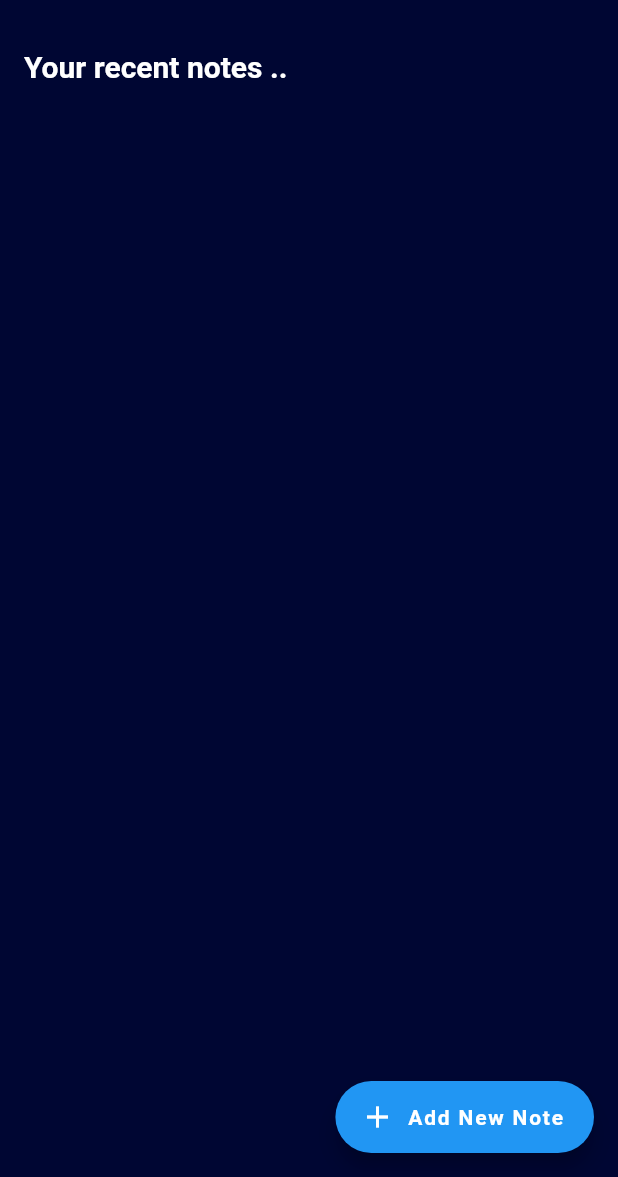
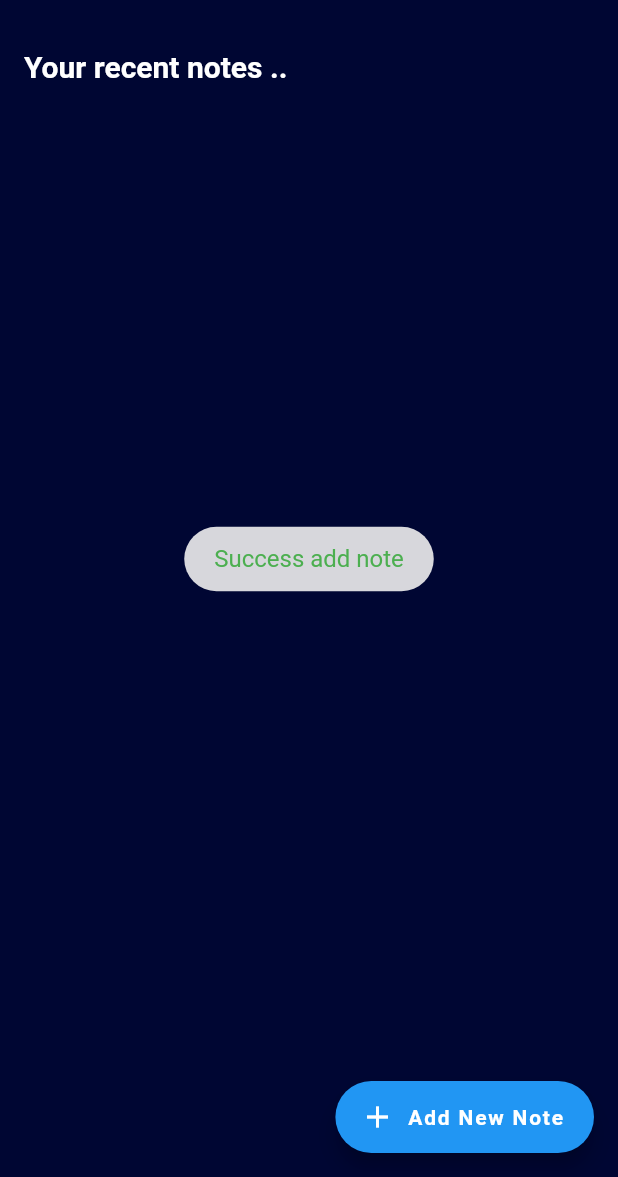
Before and after one commit to fahmiyuda31/firenotes, a Flutter app: the NoteEditorScreen screen opened directly, after a tap on the "save" icon, on a phone screen of 412 x 824 dp, the part 59-1236 px from its top. Run offline on Flutter 3.47's test engine with Material 2 defaults, Android fonts, the phone set to English and light mode, and no system bars; our stand-ins replace cloud_firestore, firebase_core, fluttertoast, google_fonts; accounts and stored records are empty.

Commit message:
add note firebase

```diff
--- a/lib/screens/home_screen.dart
+++ b/lib/screens/home_screen.dart
@@ -5,7 +5,6 @@ import 'package:firenote/widgets/notes_card.dart';
 import 'package:flutter/material.dart';
 import 'package:google_fonts/google_fonts.dart';
 import 'package:cloud_firestore/cloud_firestore.dart';
-import 'package:firebase_core/firebase_core.dart';
 
 class HomeScreen extends StatefulWidget {
   const HomeScreen({super.key});
--- a/lib/screens/note_editor.dart
+++ b/lib/screens/note_editor.dart
@@ -1,5 +1,6 @@
 import 'dart:math';
 import 'package:firebase_core/firebase_core.dart';
+import 'package:fluttertoast/fluttertoast.dart';
 import 'package:intl/intl.dart';
 import 'package:firenote/style/app_style.dart';
 import 'package:flutter/material.dart';
@@ -70,27 +71,23 @@ class _NoteEditorScreenState extends State<NoteEditorScreen> {
             "note_content": _mainTitle.text,
             "color_id": colorId
           }).then((value) {
-            print(value.id);
-            // Fluttertoast.showToast(
-            //     msg: "Success add new note",
-            //     toastLength: Toast.LENGTH_SHORT,
-            //     gravity: ToastGravity.BOTTOM,
-            //     timeInSecForIosWeb: 1,
-            //     backgroundColor: Colors.green,
-            //     textColor: Colors.white,
-            //     fontSize: 16.0);
-
+            Fluttertoast.showToast(
+                msg: "Success add note",
+                toastLength: Toast.LENGTH_SHORT,
+                gravity: ToastGravity.CENTER,
+                timeInSecForIosWeb: 1,
+                textColor: Colors.green,
+                fontSize: 16.0);
             Navigator.pop(context);
           }).catchError((error) {
-            print('FAiled to add user: $error');
-            // Fluttertoast.showToast(
-            //     msg: "Failed add new note",
-            //     toastLength: Toast.LENGTH_SHORT,
-            //     gravity: ToastGravity.BOTTOM,
-            //     timeInSecForIosWeb: 1,
-            //     backgroundColor: Colors.red,
-            //     textColor: Colors.white,
-            //     fontSize: 16.0);
+            Fluttertoast.showToast(
+                msg: "Failed add new note",
+                toastLength: Toast.LENGTH_SHORT,
+                gravity: ToastGravity.BOTTOM,
+                timeInSecForIosWeb: 1,
+                backgroundColor: Colors.red,
+                textColor: Colors.white,
+                fontSize: 16.0);
           });
         },
         child: const Icon(Icons.save),
```
